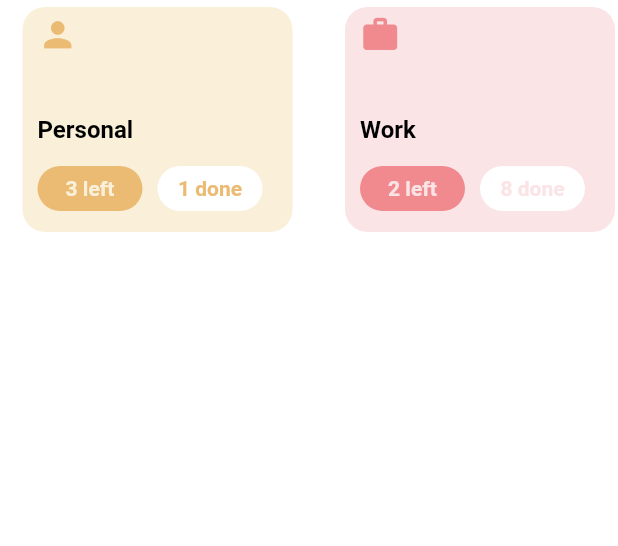
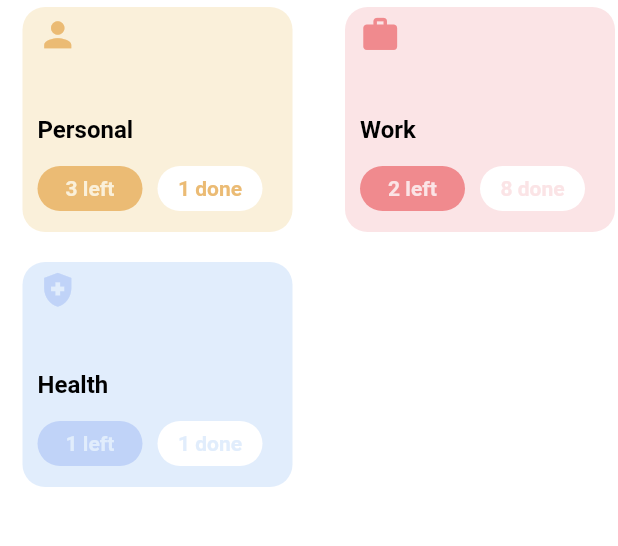
Before and after one commit to viktorvoltz/mobile_ui, a Flutter app: the screen it shows after launch, on a phone screen of 412 x 824 dp, the part 308-854 px from its top. Run offline on Flutter 3.47's test engine with Material 2 defaults, Android fonts, the light colour scheme and no system bars.

Commit message:
ui changes

```diff
--- a/lib/models/model.dart
+++ b/lib/models/model.dart
@@ -13,6 +13,6 @@
 const List<Task> task = <Task>[
   const Task(title: 'Personal', icon: Icons.person, theme: kYellow, left: '3 left', done: '1 done'),
   const Task(title: 'Work', icon: Icons.work, theme: kRed, left: '2 left', done: '8 done'),
-  const Task(title: 'Health', icon: Icons.local_hospital, theme: kBlueDark, left: '1 left', done: '1 done'),
+  const Task(title: 'Health', icon: Icons.health_and_safety, theme: kBlue, left: '1 left', done: '1 done'),
   //const Task(title: 'Add', icon: Icons.add, theme: kYellowLight),
 ];
--- a/lib/widgets/Body2.dart
+++ b/lib/widgets/Body2.dart
@@ -109,7 +109,53 @@
                   ),
               ),
             ],
-          )
+          ),
+          SizedBox(height: 20,),
+          Container(
+                margin: EdgeInsets.only(left: 15),
+                padding: EdgeInsets.only(left: 10, top: 5),
+                height: 150,
+                width: 180,
+                decoration: BoxDecoration(
+                    borderRadius: BorderRadius.circular(15), color: task[2].theme),
+                  child: Column(
+                    crossAxisAlignment: CrossAxisAlignment.start,
+                    children: [
+                      Icon(task[2].icon, color: kBlueDark, size: 27,),
+                      SizedBox(height: 40,),
+                      Text(task[2].title, style: TextStyle(fontWeight: FontWeight.w700, color: Colors.black, fontSize: 16),),
+                      Row(
+                        crossAxisAlignment: CrossAxisAlignment.end,
+                        children: [
+                          Container(
+                            margin: EdgeInsets.only(top: 15),
+                            alignment: Alignment.center,
+                            height: 30,
+                            width: 70,
+                            decoration: BoxDecoration(
+                              color: kBlueDark,
+                              borderRadius: BorderRadius.circular(20)
+                            ),
+                            child: Text(task[2].left, style: TextStyle(color: task[2].theme, fontWeight: FontWeight.w600),),
+                          ),
+                          SizedBox(width: 10),
+                          Container(
+                            margin: EdgeInsets.only(top: 5),
+                            alignment: Alignment.center,
+                            height: 30,
+                            width: 70,
+                            decoration: BoxDecoration(
+                              color: Colors.white,
+                              borderRadius: BorderRadius.circular(20)
+                            ),
+                            child: Text(task[2].done, style: TextStyle(color: kBlue, fontWeight: FontWeight.w600),),
+                          )
+                        ],
+                      )
+
+                    ],
+                  ),
+              ),
         ],
       ),
     );
```
